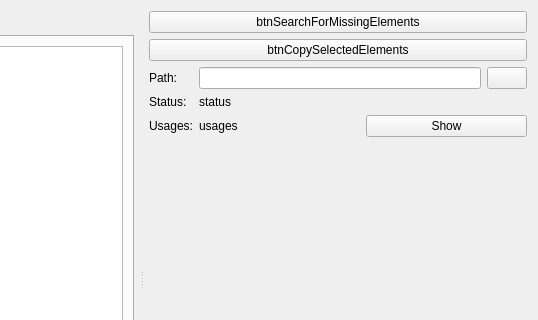
First picture: the form in OTModules/wVerifyMap/wdgtab.ui, repository pietr26/OMSI-Tools, before the edit; both pictures show x 392 to 930 and y 0 to 320 of the 930 by 557 pixel window.
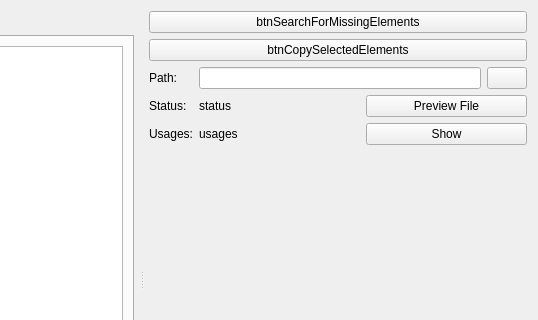
Second picture: the form after the edit. Icons and pictures are not drawn.

Commit message: reworked wVerifyMap/wdgtab for OTContentValidator compatibility

Diff of the .ui file:
```diff
--- a/OTModules/wVerifyMap/wdgtab.ui
+++ b/OTModules/wVerifyMap/wdgtab.ui
@@ -210,13 +210,6 @@
            </property>
           </widget>
          </item>
-         <item row="1" column="1">
-          <widget class="QLabel" name="lblStatus">
-           <property name="text">
-            <string notr="true">status</string>
-           </property>
-          </widget>
-         </item>
          <item row="2" column="0">
           <widget class="QLabel" name="lblUsagesText">
            <property name="text">
@@ -242,6 +235,24 @@
            </item>
           </layout>
          </item>
+         <item row="1" column="1">
+          <layout class="QHBoxLayout" name="horizontalLayout_4">
+           <item>
+            <widget class="QLabel" name="lblStatus">
+             <property name="text">
+              <string notr="true">status</string>
+             </property>
+            </widget>
+           </item>
+           <item>
+            <widget class="QPushButton" name="btnPreviewFile">
+             <property name="text">
+              <string>Preview File</string>
+             </property>
+            </widget>
+           </item>
+          </layout>
+         </item>
         </layout>
        </item>
        <item>
```
The commit also changes 2 other files.
